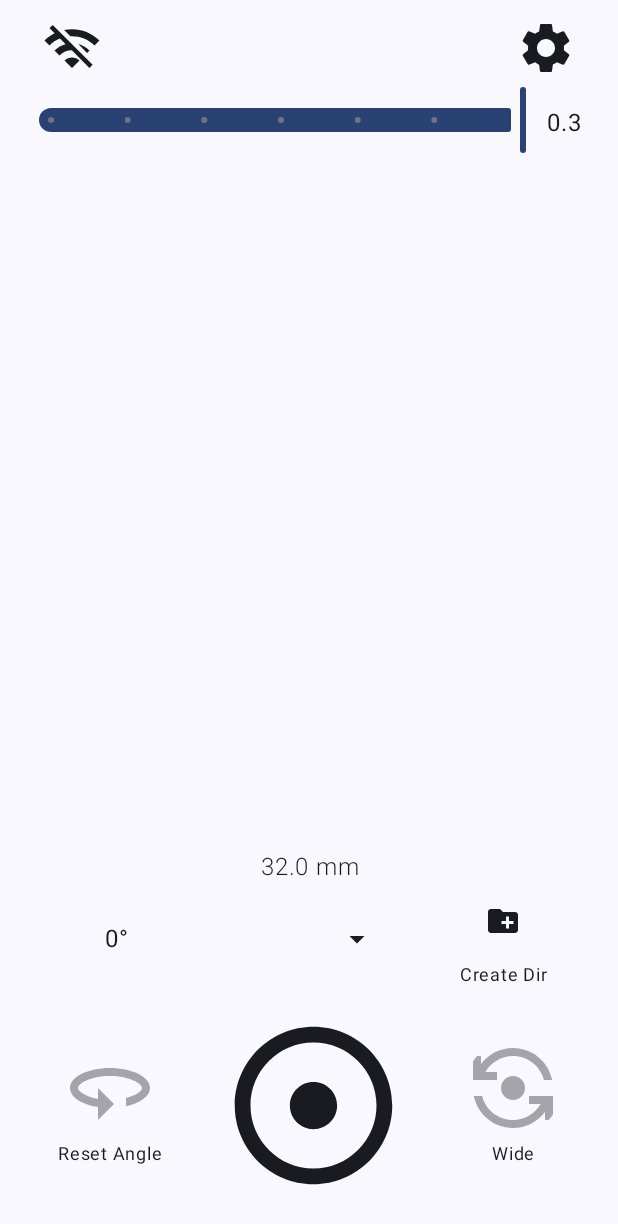
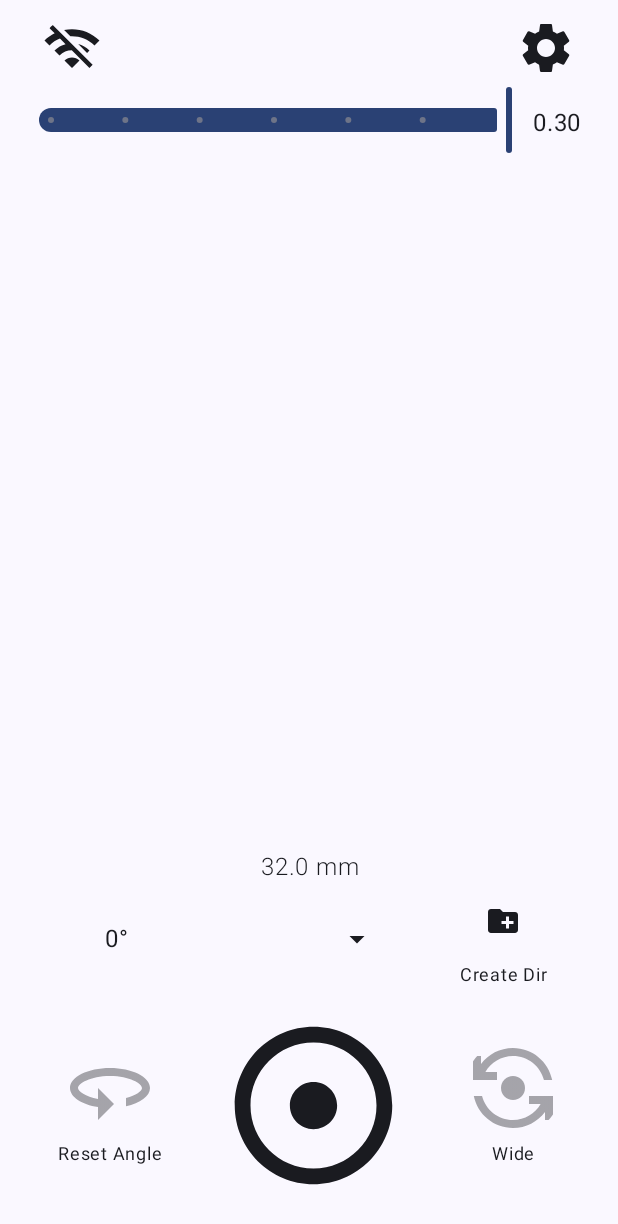
Before and after one commit to ryotn/Matterport-Axis-Controller, an Android app built with Jetpack Compose: the screen it shows after launch (MainActivity), on a phone screen of 412 x 824 dp. Shown: the top 1224 px of the screen. Run offline under Robolectric (Android 15) with nearby library versions, the phone set to English and light mode, and no system bars; pictures from the network do not load.

```diff
--- a/Android/Panorama360/app/src/main/java/jp/ryotn/panorama360/MainActivity.kt
+++ b/Android/Panorama360/app/src/main/java/jp/ryotn/panorama360/MainActivity.kt
@@ -316,7 +316,7 @@ fun Header(model: MainViewModel, navController: NavController) {
             Text(modifier = Modifier.padding(start = 14.dp,
                 top = 14.dp,
                 end = 24.dp),
-                text = "$focus")
+                text = "%.2f".format(focus))
         }
     }
 }
--- a/Android/Panorama360/app/src/main/java/jp/ryotn/panorama360/model/MainViewModel.kt
+++ b/Android/Panorama360/app/src/main/java/jp/ryotn/panorama360/model/MainViewModel.kt
@@ -316,6 +316,9 @@ class MainViewModel(private val application: Application) : AndroidViewModel(app
             // Apply saved focus peaking preference
             mCamera360Manager?.setFocusPeaking(mPreferencesManager.getUseFocusPeaking())
             mCamera360Manager?.setFocusPeakingThreshold(mPreferencesManager.getFocusPeakingThreshold().toInt())
+
+            // Re-apply current focus value so slider and camera stay in sync
+            mCamera360Manager?.setFocusDistance(mFocus.value)
         }
 
         override fun takePhotoSuccess() {
```
